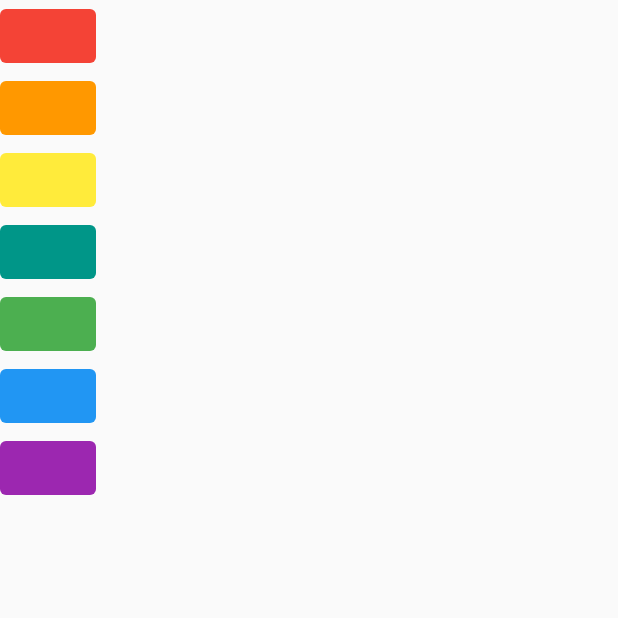
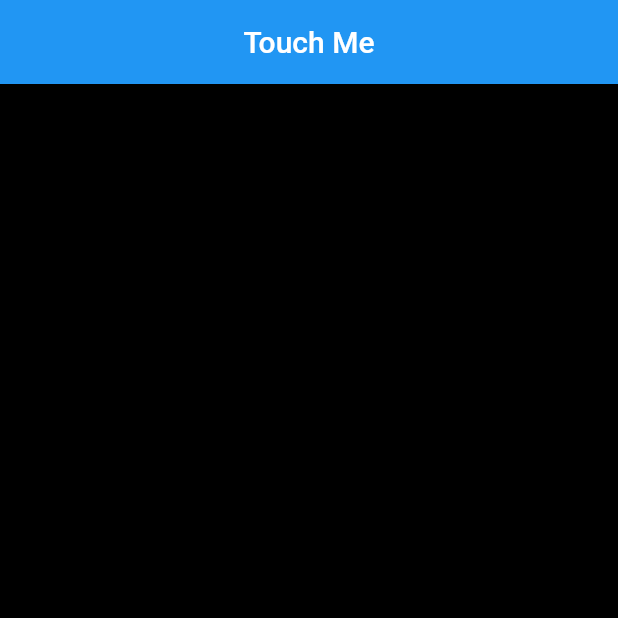
Before and after one commit to aditfahmi/XylophoneApps, a Flutter app: the screen it shows after launch, on a phone screen of 412 x 824 dp, the top half of it. Run offline on Flutter 3.47's test engine with Material 2 defaults, Android fonts, the phone set to English and light mode, and no system bars; our stand-ins replace assets_audio_player.

```diff
--- a/lib/main.dart
+++ b/lib/main.dart
@@ -17,70 +17,32 @@ class XylophoneApp extends StatelessWidget {
     audioPlayer.play();
   }
 
+  void buildKey() {
+    Expanded(
+      child: TextButton(
+        style:
+            ButtonStyle(backgroundColor: MaterialStateProperty.all(Colors.red)),
+        onPressed: () {
+          playAudio(1);
+        },
+        child: Text(''),
+      ),
+    );
+  }
+
   @override
   Widget build(BuildContext context) {
     return MaterialApp(
       home: Scaffold(
+        backgroundColor: Colors.black,
+        appBar: AppBar(
+          title: Text('Touch Me'),
+          centerTitle: true,
+        ),
         body: SafeArea(
           child: Column(
-            children: [
-              TextButton(
-                style: ButtonStyle(
-                    backgroundColor: MaterialStateProperty.all(Colors.red)),
-                onPressed: () {
-                  playAudio(1);
-                },
-                child: Text(''),
-              ),
-              TextButton(
-                style: ButtonStyle(
-                    backgroundColor: MaterialStateProperty.all(Colors.orange)),
-                onPressed: () {
-                  playAudio(2);
-                },
-                child: Text(''),
-              ),
-              TextButton(
-                style: ButtonStyle(
-                    backgroundColor: MaterialStateProperty.all(Colors.yellow)),
-                onPressed: () {
-                  playAudio(3);
-                },
-                child: Text(''),
-              ),
-              TextButton(
-                style: ButtonStyle(
-                    backgroundColor: MaterialStateProperty.all(Colors.teal)),
-                onPressed: () {
-                  playAudio(4);
-                },
-                child: Text(''),
-              ),
-              TextButton(
-                style: ButtonStyle(
-                    backgroundColor: MaterialStateProperty.all(Colors.green)),
-                onPressed: () {
-                  playAudio(5);
-                },
-                child: Text(''),
-              ),
-              TextButton(
-                style: ButtonStyle(
-                    backgroundColor: MaterialStateProperty.all(Colors.blue)),
-                onPressed: () {
-                  playAudio(6);
-                },
-                child: Text(''),
-              ),
-              TextButton(
-                style: ButtonStyle(
-                    backgroundColor: MaterialStateProperty.all(Colors.purple)),
-                onPressed: () {
-                  playAudio(7);
-                },
-                child: Text(''),
-              ),
-            ],
+            crossAxisAlignment: CrossAxisAlignment.stretch,
+            children: [],
           ),
         ),
       ),
```
Also changed, not shown: lib/note.dart (+43 -0 lines).
